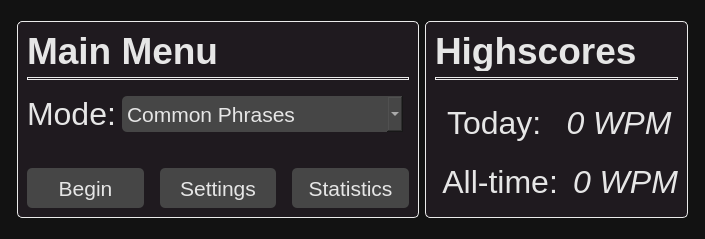
First picture: the form in speed-typer/source_ui/mainWindow.ui, repository Rolv-Apneseth/ps-typer, before the edit.
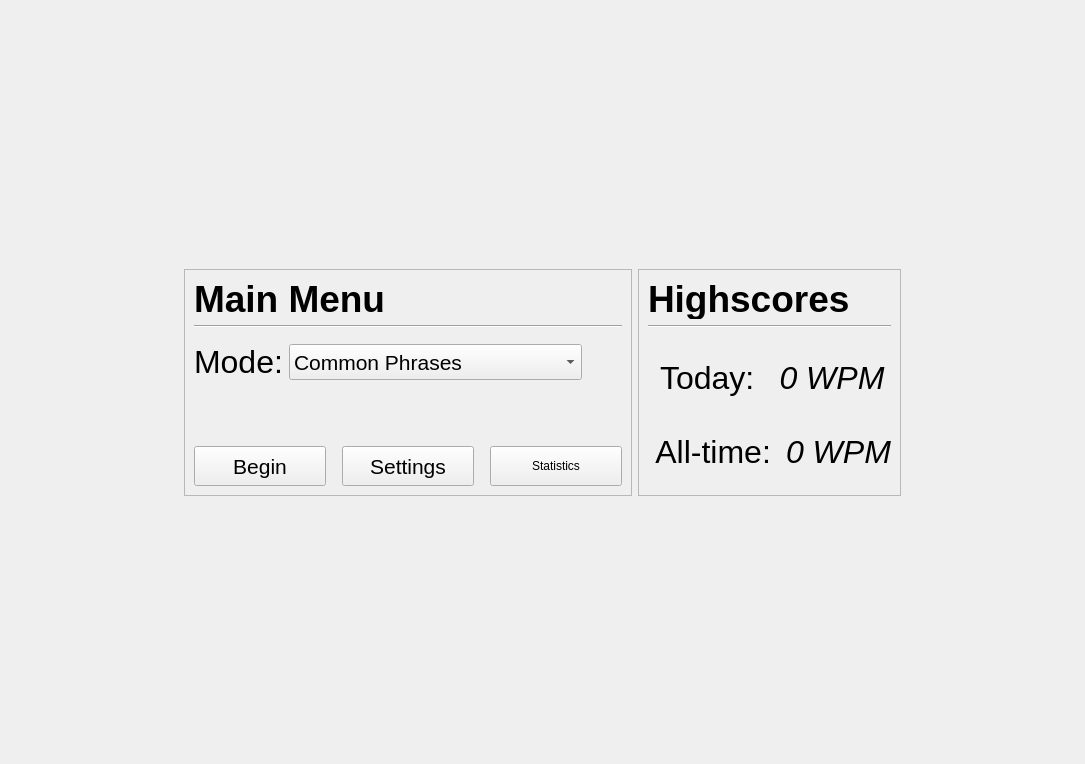
Second picture: the form after the edit.

Commit message: Completely restructured how the stylesheet is handled, with it now being set by default through python and not through the main windows ui file. This allowed for a less complex SettingsWindow class and easier changing of colours on the stylesheet as a template can be used.

```diff
--- a/speed-typer/source_ui/mainWindow.ui
+++ b/speed-typer/source_ui/mainWindow.ui
@@ -6,45 +6,15 @@
    <rect>
     <x>0</x>
     <y>0</y>
-    <width>705</width>
-    <height>239</height>
+    <width>1085</width>
+    <height>764</height>
    </rect>
   </property>
   <property name="windowTitle">
    <string>Speed Type Test</string>
   </property>
   <property name="styleSheet">
-   <string notr="true">QWidget {
-	background: rgb(18, 18, 18);
-	color: rgb(230, 230, 230);
-	font-size: 24pt;
-}
-
-QFrame {	
-    background: rgb(31, 26, 31);
-	border: 1px solid rgb(235, 235, 235);
-    border-radius: 5;
-}
-
-QPushButton, QComboBox {	
-	background: rgb(70, 70, 70);
-	font-size: 16pt;
-    border-radius: 5;
-}
-
-QPushButton::hover, QComboBox::hover {
-	background: rgb(90, 90, 90)
-}
-
-QLabel, QRadioButton {
-	background: transparent;
-	border: none;
-}
-
-QFrame[frameShape=&quot;4&quot;] {
-    background-color: rgb(230, 230, 230);
-    border-color: rgb(230, 230, 230);
-}</string>
+   <string notr="true"/>
   </property>
   <layout class="QHBoxLayout" name="horizontalLayout">
    <item>
```
The commit also changes 3 other files.
